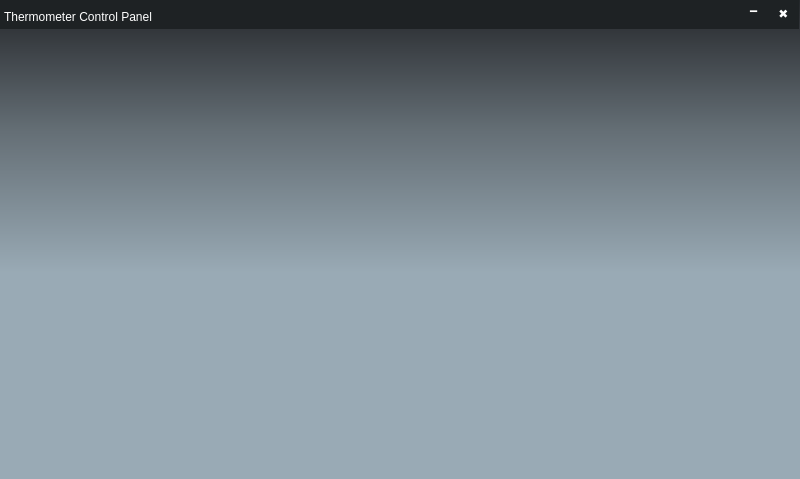
Qt form control_panel.ui (Aecef/DesignLab1) before a commit.
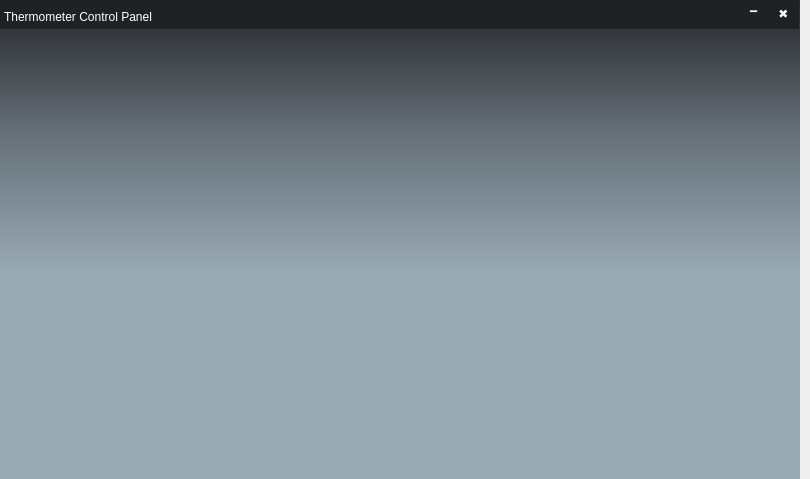
The same form after that commit.

Commit message: added hover features to buttons

Patch:
```diff
--- a/control_panel.ui
+++ b/control_panel.ui
@@ -6,7 +6,7 @@
    <rect>
     <x>0</x>
     <y>0</y>
-    <width>800</width>
+    <width>810</width>
     <height>479</height>
    </rect>
   </property>
```
Left out of the diff: 34 changed lines with no effect on the pictures. The commit also changes 1 other file.
